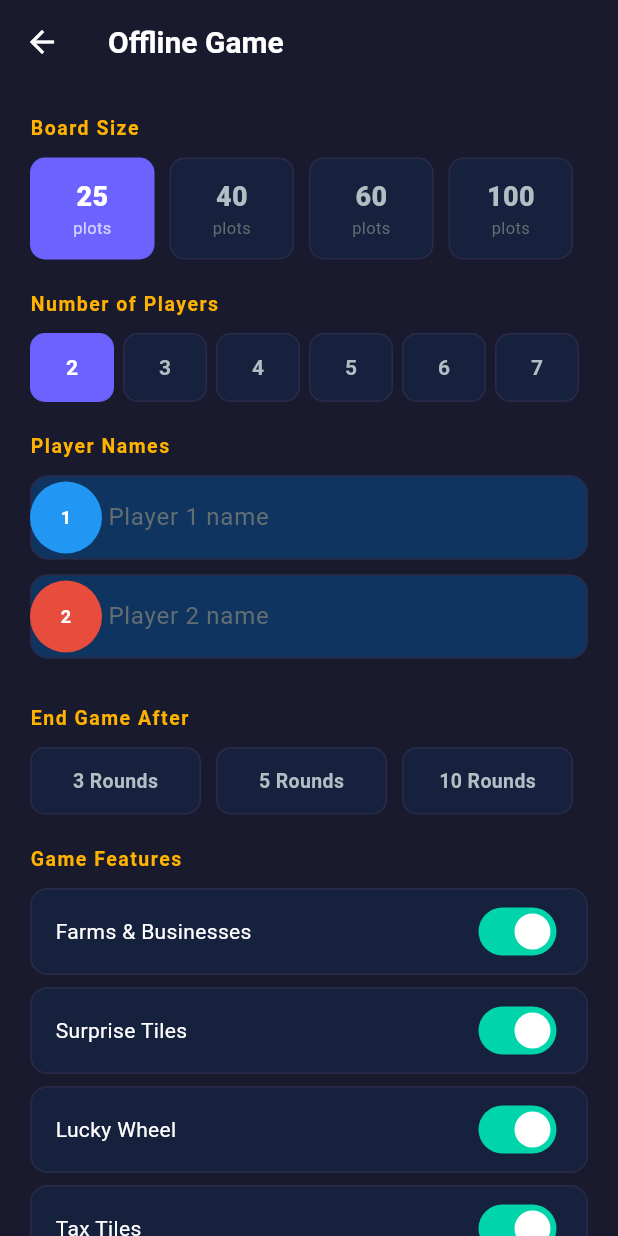
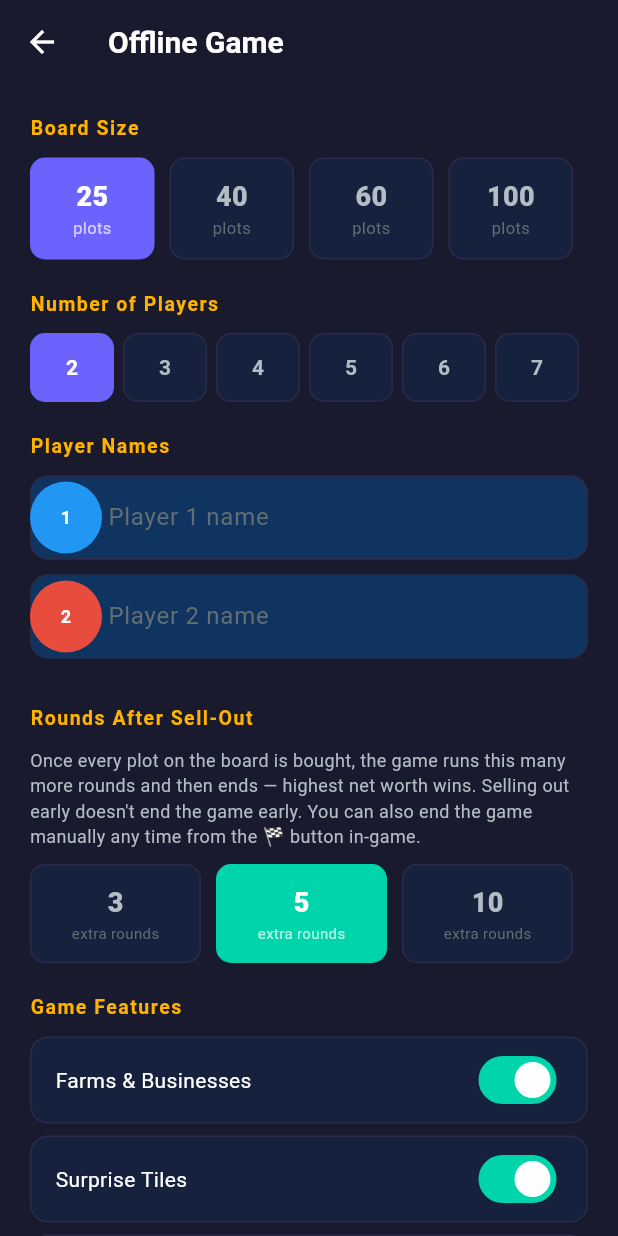
Before and after one commit to vijaybore/plot-plot, a Flutter app: the SetupGameScreen screen opened directly, on a phone screen of 412 x 824 dp. Run offline on Flutter 3.47's test engine with Material 3 defaults, Android fonts, the phone set to English and light mode, and no system bars; our stand-ins replace equatable, flutter_riverpod.

Commit message:
End-game logic fix: rounds count after sell-out + manual End Game button

```diff
--- a/lib/features/game/presentation/screens/setup_game_screen.dart
+++ b/lib/features/game/presentation/screens/setup_game_screen.dart
@@ -20,7 +20,7 @@ class SetupGameScreen extends ConsumerStatefulWidget {
 class _SetupGameScreenState extends ConsumerState<SetupGameScreen> {
   int _boardSize = 25;
   int _playerCount = 2;
-  int _endRounds = 15;
+  int _endRounds = 5;
   bool _enableFarms = true;
   bool _enableSurprise = true;
   bool _enableLuckyWheel = true;
@@ -105,7 +105,17 @@ Navigator.of(context).push(
             _sectionTitle('Player Names'),
             _buildPlayerNameFields(),
             const SizedBox(height: 20),
-            _sectionTitle('End Game After'),
+            _sectionTitle('Rounds After Sell-Out'),
+            Padding(
+              padding: const EdgeInsets.only(bottom: 10),
+              child: Text(
+                'Once every plot on the board is bought, the game runs this many '
+                'more rounds and then ends — highest net worth wins. Selling out '
+                'early doesn\'t end the game early. You can also end the game '
+                'manually any time from the 🏁 button in-game.',
+                style: TextStyle(color: AppColors.textSecondary, fontSize: 12, height: 1.4),
+              ),
+            ),
             _buildEndRoundSelector(),
             const SizedBox(height: 20),
             _sectionTitle('Game Features'),
@@ -257,14 +267,25 @@ Navigator.of(context).push(
                 ),
               ),
               child: Center(
-                child: Text(
-                  '$r Rounds',
-                  style: TextStyle(
-                    color:
-                        selected ? Colors.white : AppColors.textSecondary,
-                    fontWeight: FontWeight.w700,
-                    fontSize: 13,
-                  ),
+                child: Column(
+                  mainAxisSize: MainAxisSize.min,
+                  children: [
+                    Text(
+                      '$r',
+                      style: TextStyle(
+                        color: selected ? Colors.white : AppColors.textSecondary,
+                        fontWeight: FontWeight.w800,
+                        fontSize: 18,
+                      ),
+                    ),
+                    Text(
+                      'extra rounds',
+                      style: TextStyle(
+                        color: selected ? Colors.white70 : AppColors.textHint,
+                        fontSize: 10,
+                      ),
+                    ),
+                  ],
                 ),
               ),
             ),
--- a/lib/features/game/presentation/widgets/bank_modal.dart
+++ b/lib/features/game/presentation/widgets/bank_modal.dart
@@ -68,7 +68,7 @@ class BankModal extends StatelessWidget {
                 const Text('BANK OVERVIEW', style: TextStyle(
                     color: AppColors.textPrimary, fontSize: 18,
                     fontWeight: FontWeight.w900, letterSpacing: 1)),
-                Text('${gs.players.length} players · Round ${gs.finalRoundsCurrent + 1}',
+                Text('${gs.players.length} players · Round ${gs.roundsPlayed + 1}',
                     style: const TextStyle(
                         color: AppColors.textSecondary, fontSize: 12)),
               ]),
```
Also changed, not shown: lib/features/game/presentation/providers/game_provider.dart (+58 -10 lines), lib/features/game/presentation/screens/game_screen.dart (+32 -3 lines).
